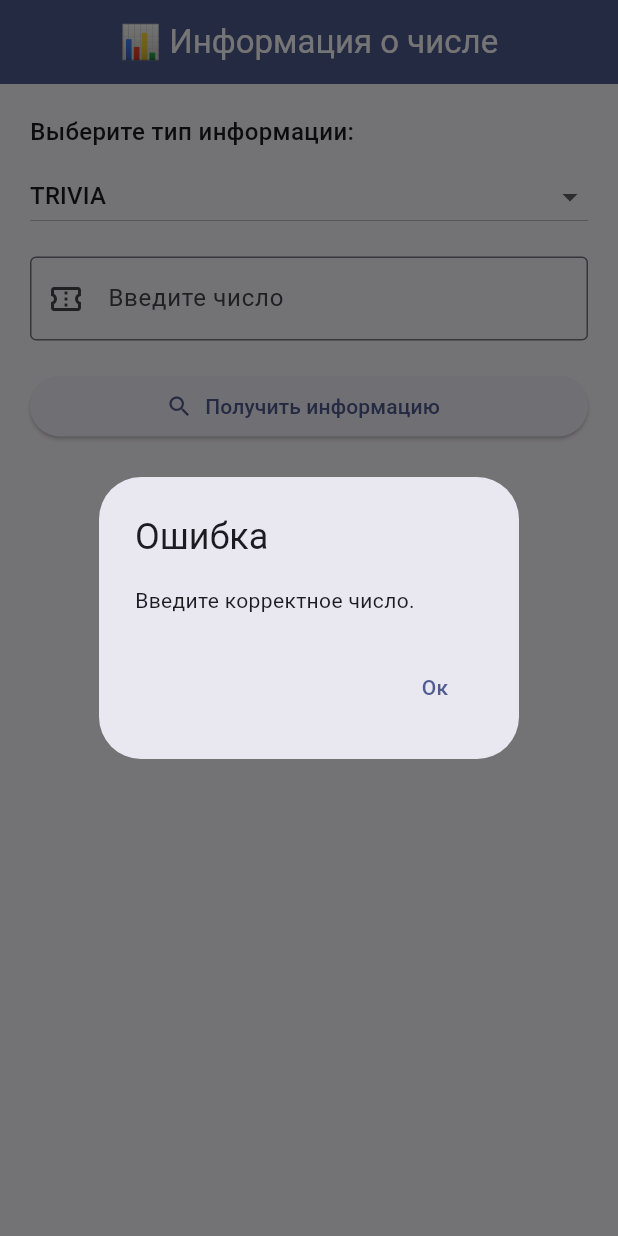
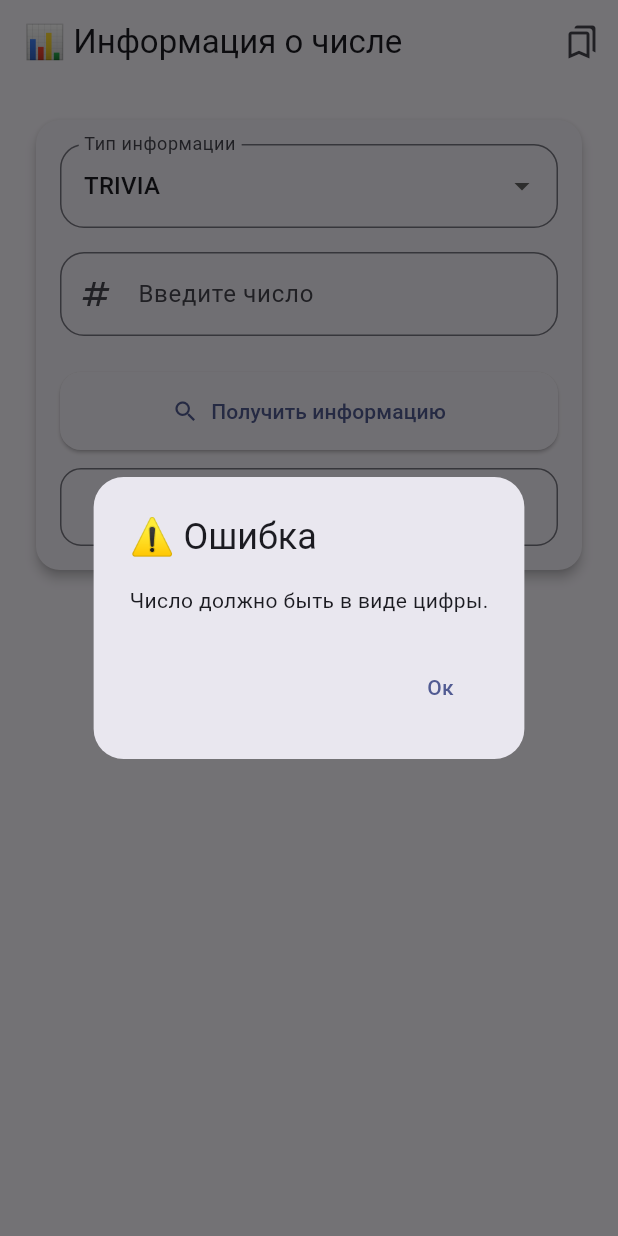
Before and after one commit to M-Ali-2010/numbers_app, a Flutter app: the screen it shows after launch, after a tap on "Получить информацию", on a phone screen of 412 x 824 dp. Run offline on Flutter 3.47's test engine with Material 3 defaults, Android fonts, the phone set to English and light mode, and no system bars; our stand-ins replace shared_preferences.

Commit message:
Update main.dart

```diff
--- a/lib/main.dart
+++ b/lib/main.dart
@@ -1,5 +1,6 @@
 import 'package:flutter/material.dart';
 import 'package:http/http.dart' as http;
+import 'package:shared_preferences/shared_preferences.dart';
 
 void main() => runApp(NumbersApp());
 
@@ -7,11 +8,14 @@ class NumbersApp extends StatelessWidget {
   @override
   Widget build(BuildContext context) {
     return MaterialApp(
+      title: 'Numbers Info',
       debugShowCheckedModeBanner: false,
-      title: 'Numbers Info',
       theme: ThemeData(
         colorScheme: ColorScheme.fromSeed(seedColor: Colors.indigo),
         useMaterial3: true,
+        textTheme: TextTheme(
+          bodyLarge: TextStyle(fontSize: 16),
+        ),
       ),
       home: NumberInfoPage(),
     );
@@ -26,21 +30,26 @@ class NumberInfoPage extends StatefulWidget {
 class _NumberInfoPageState extends State<NumberInfoPage> {
   final TextEditingController _controller = TextEditingController();
   String _selectedType = 'trivia';
-  String _result = '';
   bool _isLoading = false;
 
-  Future<void> fetchNumberInfo() async {
-    final number = _controller.text.trim();
-    if (number.isEmpty || int.tryParse(number) == null) {
-      showError('Введите корректное число.');
+  Future<void> fetchNumberInfo({bool isRandom = false}) async {
+    setState(() => _isLoading = true);
+    final input = _controller.text.trim();
+    final isInputValid = int.tryParse(input) != null;
+
+    if (!isRandom && (input.isEmpty || !isInputValid)) {
+      showError('Число должно быть в виде цифры.');
+      setState(() => _isLoading = false);
       return;
     }
-    setState(() => _isLoading = true);
+
+    final query = isRandom ? 'random' : input;
+    final url = Uri.parse('http://numbersapi.com/$query/$_selectedType');
+
     try {
-      final url = Uri.parse('http://numbersapi.com/$number/$_selectedType');
       final response = await http.get(url);
       if (response.statusCode == 200) {
-        setState(() => _result = response.body);
+        showResultDialog(response.body);
       } else {
         showError('Ошибка при получении данных.');
       }
@@ -51,11 +60,48 @@ class _NumberInfoPageState extends State<NumberInfoPage> {
     }
   }
 
+  void showResultDialog(String result) {
+    showDialog(
+      context: context,
+      builder: (_) => AlertDialog(
+        shape: RoundedRectangleBorder(borderRadius: BorderRadius.circular(20)),
+        title: Text('✨ Результат'),
+        content: Text(result),
+        actions: [
+          TextButton.icon(
+            onPressed: () async {
+              final prefs = await SharedPreferences.getInstance();
+              List<String> saved =
+                  prefs.getStringList('saved_items') ?? [];
+              saved.add(result);
+              await prefs.setStringList('saved_items', saved);
+              Navigator.pop(context);
+              ScaffoldMessenger.of(context).showSnackBar(
+                SnackBar(
+                  content: Text('Сохранено'),
+                  behavior: SnackBarBehavior.floating,
+                  backgroundColor: Colors.green.shade600,
+                ),
+              );
+            },
+            icon: Icon(Icons.save_alt_outlined),
+            label: Text('Сохранить'),
+          ),
+          TextButton(
+            onPressed: () => Navigator.pop(context),
+            child: Text('Закрыть'),
+          ),
+        ],
+      ),
+    );
+  }
+
   void showError(String message) {
     showDialog(
       context: context,
       builder: (_) => AlertDialog(
-        title: Text('Ошибка'),
+        shape: RoundedRectangleBorder(borderRadius: BorderRadius.circular(20)),
+        title: Text('⚠️ Ошибка'),
         content: Text(message),
         actions: [
           TextButton(
@@ -67,35 +113,55 @@ class _NumberInfoPageState extends State<NumberInfoPage> {
     );
   }
 
+  void openSavedPage() {
+    Navigator.push(
+      context,
+      MaterialPageRoute(builder: (_) => SavedItemsPage()),
+    );
+  }
+
   @override
   Widget build(BuildContext context) {
+    final border = OutlineInputBorder(
+      borderRadius: BorderRadius.circular(16),
+    );
+
     return Scaffold(
       appBar: AppBar(
         title: Text('📊 Информация о числе'),
-        centerTitle: true,
-        backgroundColor: Theme.of(context).colorScheme.primary,
-        foregroundColor: Colors.white,
+        actions: [
+          IconButton(
+            icon: Icon(Icons.bookmarks_outlined),
+            tooltip: 'Сохраненные',
+            onPressed: openSavedPage,
+          )
+        ],
       ),
-      body: Padding(
-        padding: const EdgeInsets.all(20.0),
+      body: SingleChildScrollView(
+        padding: const EdgeInsets.all(24),
         child: Column(
-          crossAxisAlignment: CrossAxisAlignment.start,
           children: [
-            Text(
-              'Выберите тип информации:',
-              style: TextStyle(fontWeight: FontWeight.w500, fontSize: 16),
+            Card(
+              shape: RoundedRectangleBorder(borderRadius: BorderRadius.circular(16)),
+              elevation: 3,
+              margin: EdgeInsets.only(bottom: 20),
+              child: Padding(
+                padding: const EdgeInsets.all(16),
+                child: Column(
+                  children: [
+                    DropdownButtonFormField<String>(
+                      value: _selectedType,
+                      decoration: InputDecoration(
+                        labelText: 'Тип информации',
+                        border: border,
                       ),
-            SizedBox(height: 8),
-            DropdownButton<String>(
-              value: _selectedType,
-              isExpanded: true,
                       items: ['trivia', 'math', 'date'].map((type) {
                         return DropdownMenuItem(
                           value: type,
                           child: Text(type.toUpperCase()),
                         );
                       }).toList(),
-              onChanged: (value) => setState(() => _selectedType = value!),
+                      onChanged: (val) => setState(() => _selectedType = val!),
                     ),
                     SizedBox(height: 16),
                     TextField(
@@ -103,42 +169,106 @@ class _NumberInfoPageState extends State<NumberInfoPage> {
                       keyboardType: TextInputType.number,
                       decoration: InputDecoration(
                         labelText: 'Введите число',
-                border: OutlineInputBorder(),
-                prefixIcon: Icon(Icons.confirmation_number_outlined),
+                        border: border,
+                        prefixIcon: Icon(Icons.numbers_outlined),
                       ),
                     ),
-            SizedBox(height: 20),
+                    SizedBox(height: 24),
+                    if (_isLoading) CircularProgressIndicator(),
+                    if (!_isLoading)
+                      Column(
+                        children: [
                           SizedBox(
                             width: double.infinity,
                             child: ElevatedButton.icon(
-                onPressed: fetchNumberInfo,
                               icon: Icon(Icons.search),
                               label: Text('Получить информацию'),
+                              style: ElevatedButton.styleFrom(
+                                shape: RoundedRectangleBorder(
+                                  borderRadius: BorderRadius.circular(14),
+                                ),
+                                padding: EdgeInsets.symmetric(vertical: 16),
+                              ),
+                              onPressed: () => fetchNumberInfo(isRandom: false),
                             ),
                           ),
-            SizedBox(height: 20),
-            if (_isLoading) Center(child: CircularProgressIndicator()),
-            if (_result.isNotEmpty) ...[
-              Divider(height: 32),
-              Text('📘 Результат:',
-                  style: TextStyle(fontWeight: FontWeight.bold, fontSize: 16)),
-              SizedBox(height: 8),
-              Container(
-                padding: EdgeInsets.all(12),
-                decoration: BoxDecoration(
-                  color: Colors.grey[100],
-                  borderRadius: BorderRadius.circular(12),
-                  border: Border.all(color: Colors.grey.shade300),
+                          SizedBox(height: 12),
+                          SizedBox(
+                            width: double.infinity,
+                            child: OutlinedButton.icon(
+                              icon: Icon(Icons.shuffle),
+                              label: Text('Случайное число'),
+                              style: OutlinedButton.styleFrom(
+                                shape: RoundedRectangleBorder(
+                                  borderRadius: BorderRadius.circular(14),
                                 ),
-                child: Text(
-                  _result,
-                  style: TextStyle(fontSize: 16),
+                                padding: EdgeInsets.symmetric(vertical: 16),
+                              ),
+                              onPressed: () => fetchNumberInfo(isRandom: true),
                             ),
                           ),
-            ]
+                        ],
+                      ),
+                  ],
+                ),
+              ),
+            ),
           ],
         ),
       ),
     );
   }
 }
+
+class SavedItemsPage extends StatefulWidget {
+  @override
+  _SavedItemsPageState createState() => _SavedItemsPageState();
+}
+
+class _SavedItemsPageState extends State<SavedItemsPage> {
+  List<String> _savedItems = [];
+
+  @override
+  void initState() {
+    super.initState();
+    loadSavedItems();
+  }
+
+  Future<void> loadSavedItems() async {
+    final prefs = await SharedPreferences.getInstance();
+    final items = prefs.getStringList('saved_items') ?? [];
+    setState(() => _savedItems = items);
+  }
+
+  Future<void> removeItem(int index) async {
+    final prefs = await SharedPreferences.getInstance();
+    _savedItems.removeAt(index);
+    await prefs.setStringList('saved_items', _savedItems);
+    setState(() {});
+  }
+
+  @override
+  Widget build(BuildContext context) {
+    return Scaffold(
+      appBar: AppBar(title: Text('⭐ Сохранённые данные')),
+      body: _savedItems.isEmpty
+          ? Center(child: Text('Нет сохранённых данных.', style: TextStyle(fontSize: 16)))
+          : ListView.separated(
+              padding: EdgeInsets.all(16),
+              itemCount: _savedItems.length,
+              separatorBuilder: (_, __) => SizedBox(height: 10),
+              itemBuilder: (_, index) => Card(
+                shape: RoundedRectangleBorder(borderRadius: BorderRadius.circular(14)),
+                elevation: 2,
+                child: ListTile(
+                  title: Text(_savedItems[index]),
+                  trailing: IconButton(
+                    icon: Icon(Icons.delete_outline, color: Colors.red),
+                    onPressed: () => removeItem(index),
+                  ),
+                ),
+              ),
+            ),
+    );
+  }
+}
```
Lines whose indentation alone changed are shown as unchanged.
